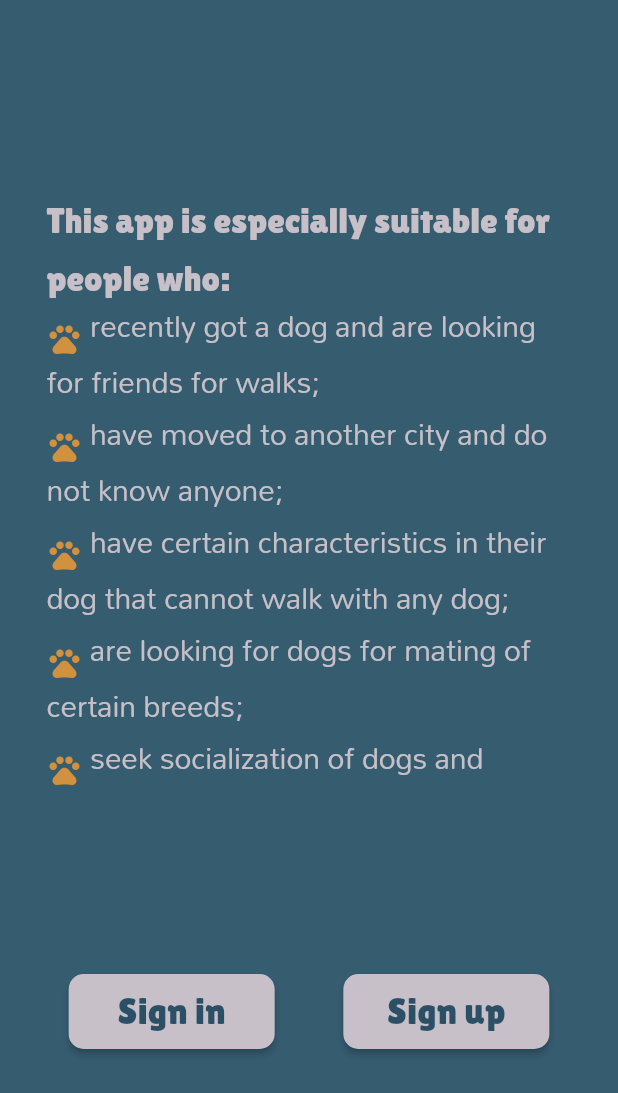
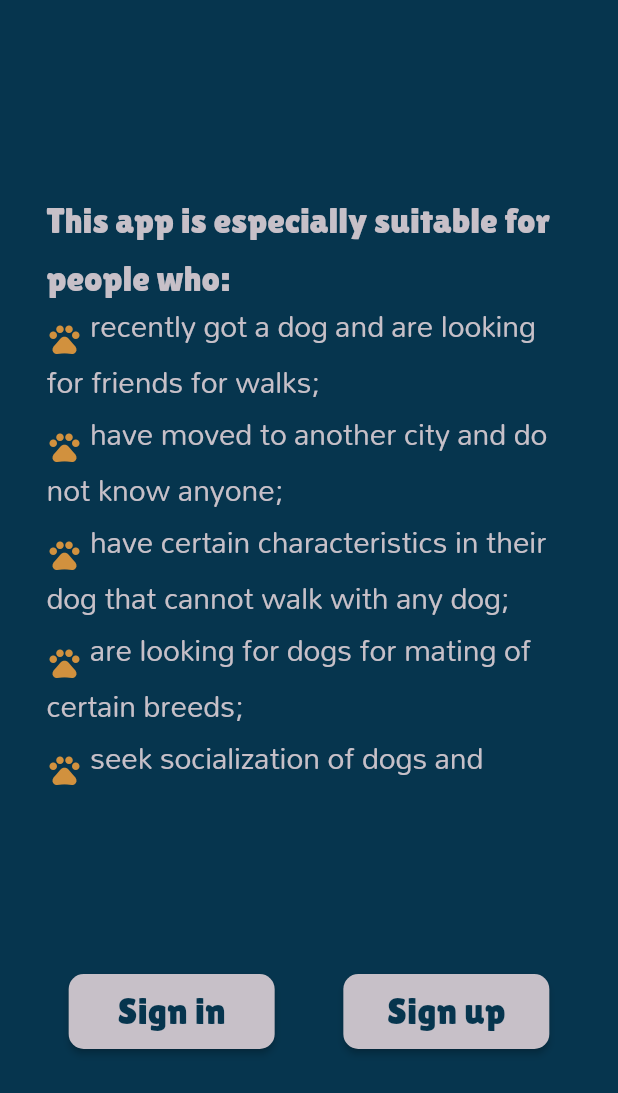
Before and after one commit to LiliaMamutova/dog_friends, a Flutter app: the screen it shows after launch, after a tap on "Start", on a phone screen of 412 x 824 dp. Shown: the top 1093 px of the screen. Run offline on Flutter 3.47's test engine with Material 2 defaults, Android fonts, the light colour scheme and no system bars; our stand-ins replace dio, flutter_riverpod, go_router; generated files the repository leaves out were written again; network calls fail; Roboto replaces fonts that are missing (LilitaOneScript); project files that could hold a hidden picture were left out.

Commit message:
created dio network

```diff
--- a/lib/features/auth/screens/auth_screen.dart
+++ b/lib/features/auth/screens/auth_screen.dart
@@ -1,3 +1,4 @@
+import 'package:dog_friends/theme_data/dark_theme/color_scheme.dart';
 import 'package:flutter/material.dart';
 import 'package:go_router/go_router.dart';
 
@@ -35,6 +36,7 @@ class AuthScreen extends StatelessWidget {
     final textIconsListWidgets = _createTextIconsListWidgets();
 
     return Scaffold(
+      backgroundColor: darkBlue,
       body: Column(
         mainAxisAlignment: MainAxisAlignment.spaceEvenly,
         children: [
@@ -46,7 +48,6 @@ class AuthScreen extends StatelessWidget {
                 selectionColor: Colors.white,
                 text: TextSpan(
                   style: Theme.of(context).textTheme.bodyMedium?.copyWith(
-                        // color: lightPurple,
                         height: 1.6,
                       ),
                   children: [
@@ -92,7 +93,7 @@ class AuthScreen extends StatelessWidget {
                     style: TextStyle(
                       fontSize: 25,
                       fontFamily: "LilitaOneScript",
-                      // Theme.of(context).textButtonTheme.titleSmall,
+                      // Theme.of(context).textTheme.titleSmall,
                     ),
                   ),
                 ),
--- a/lib/features/auth/screens/welcome_screen.dart
+++ b/lib/features/auth/screens/welcome_screen.dart
@@ -1,3 +1,4 @@
+import 'package:dog_friends/theme_data/dark_theme/color_scheme.dart';
 import 'package:flutter/material.dart';
 import 'package:go_router/go_router.dart';
 
@@ -28,13 +29,12 @@ class WelcomeScreen extends StatelessWidget {
               height: 50,
               child: ElevatedButton(
                 onPressed: () => context.push("/auth"),
-                child: const Text(
+                child: Text(
                   "Start",
-                  style: TextStyle(
-                    fontSize: 25,
-                    fontFamily: "LilitaOneScript",
-                    // Theme.of(context).textButtonTheme.titleSmall,
-                  ),
+                  style: Theme.of(context)
+                      .textTheme
+                      .titleMedium
+                      ?.copyWith(color: darkBlue),
                 ),
               ),
             ),
--- a/lib/features/dog/provider_dogs/dog_provider.dart
+++ b/lib/features/dog/provider_dogs/dog_provider.dart
@@ -21,8 +21,10 @@ class DogNotifier extends StateNotifier<AsyncValue<List<DogModel>>> {
     try {
       await _dogApi.deleteDog(dog.id);
       oldState.remove(dog);
+      print(oldState);
       state = AsyncValue.data([...oldState]);
     } catch (error, stackTrace) {
+      print(error);
       state = AsyncValue.error(error, stackTrace);
     }
   }
@@ -42,6 +44,7 @@ class DogNotifier extends StateNotifier<AsyncValue<List<DogModel>>> {
   void editDog(DogModel dog) async {
     final oldState = state.requireValue;
     final dogIndex = oldState.indexOf(dog);
+
     oldState[dogIndex] = dog;
     state = const AsyncValue.loading();
     try {
--- a/lib/features/dog/screen/dog_profile_screen.dart
+++ b/lib/features/dog/screen/dog_profile_screen.dart
@@ -13,7 +13,7 @@ class DogProfileScreen extends ConsumerStatefulWidget {
   final bool isNewDog;
   final int? id;
 
-  const DogProfileScreen({super.key, this.isNewDog = false, this.id});
+  const DogProfileScreen({super.key, this.isNewDog = true, this.id});
 
   @override
   ConsumerState<DogProfileScreen> createState() => _DogProfileScreenState();
@@ -150,7 +150,7 @@ class _DogProfileScreenState extends ConsumerState<DogProfileScreen> {
           IconButton(
             onPressed: () => _changeThemeMode(),
             icon: const Icon(
-              Icons.pets,
+              Icons.dark_mode,
               size: 30,
             ),
           ),
--- a/lib/shared_router/go_router_navigation.dart
+++ b/lib/shared_router/go_router_navigation.dart
@@ -24,6 +24,11 @@ final GoRouter _router = GoRouter(
       builder: (BuildContext context, GoRouterState state) =>
           const SignUpScreen(),
     ),
+    // GoRoute(
+    //   path: "/signIn",
+    //   builder: (BuildContext context, GoRouterState state) =>
+    //   const SignInScreen(),
+    // ),
     GoRoute(
       path: "/dogsList",
       builder: (BuildContext context, GoRouterState state) =>
--- a/lib/theme_data/dark_theme/color_scheme.dart
+++ b/lib/theme_data/dark_theme/color_scheme.dart
@@ -1,6 +1,6 @@
 import 'package:flutter/material.dart';
 
-const darkBlue = Color(0xCE06354E);
+const darkBlue = Color(0xFF06354E);
 const blueButtonText = Color(0xff007aa9);
 const lightBlue = Color(0xff9ec3e0);
 const lightPurple = Color(0xffc7c0c8);
--- a/lib/theme_data/dark_theme/dark_theme.dart
+++ b/lib/theme_data/dark_theme/dark_theme.dart
@@ -5,6 +5,7 @@ import '../dark_theme/card_theme.dart';
 import 'app_bar_theme.dart';
 import 'buttons_theme.dart';
 import 'color_scheme.dart';
+import 'date_picker_theme_data.dart';
 import 'inputs_theme.dart';
 import 'snackbar_theme.dart';
 import 'text_selection_theme.dart';
@@ -26,4 +27,5 @@ final darkTheme = ThemeData(
   toggleButtonsTheme: toggleButtonsTheme,
   bottomNavigationBarTheme: bottomNavigationBarTheme,
   cardTheme: cardTheme,
+  datePickerTheme: datePickerTheme,
 );
--- a/lib/theme_data/light_theme/color_scheme.dart
+++ b/lib/theme_data/light_theme/color_scheme.dart
@@ -1,6 +1,6 @@
 import 'package:flutter/material.dart';
 
-const darkBlue = Color(0xCE06354E);
+const darkBlue = Color(0xFF06354E);
 const blueButtonText = Color(0xff007aa9);
 const lightBlue = Color(0xff9ec3e0);
 const lightPurple = Color(0xffc7c0c8);
--- a/lib/theme_data/light_theme/light_theme.dart
+++ b/lib/theme_data/light_theme/light_theme.dart
@@ -1,4 +1,5 @@
 import 'package:dog_friends/theme_data/light_theme/card_theme.dart';
+import 'package:dog_friends/theme_data/light_theme/date_picker_theme_data.dart';
 import 'package:flutter/material.dart';
 
 import 'app_bar_theme.dart';
@@ -26,4 +27,5 @@ final lightTheme = ThemeData(
   toggleButtonsTheme: toggleButtonsTheme,
   bottomNavigationBarTheme: bottomNavigationBarTheme,
   cardTheme: cardTheme,
+  datePickerTheme: datePickerTheme,
 );
--- a/pubspec.yaml
+++ b/pubspec.yaml
@@ -49,6 +49,8 @@ dependencies:
   flutter_animate: ^4.2.0+1
   flutter_bloc: ^8.1.3
   go_router: ^12.0.1
+  freezed: ^2.4.5
+  dio: ^5.3.3
 
 
 
@@ -64,6 +66,8 @@ dev_dependencies:
   # package. See that file for information about deactivating specific lint
   # rules and activating additional ones.
   flutter_lints: ^2.0.0
+  build_runner: ^2.4.6
+  json_serializable: ^6.7.1
 
 # For information on the generic Dart part of this file, see the
 # following page: https://dart.dev/tools/pub/pubspec
```
Also changed, not shown: lib/features/dog/screen/dogs_list_feature.dart (+9 -11 lines), lib/features/dog/widgets/list_dogs_widget.dart (+6 -2 lines), lib/features/user/service/dogs_api.dart (+28 -23 lines), lib/theme_data/dark_theme/date_picker_theme_data.dart (added, +8 -0 lines), lib/theme_data/light_theme/date_picker_theme_data.dart (added, +15 -0 lines), pubspec.lock, 5 other files.
